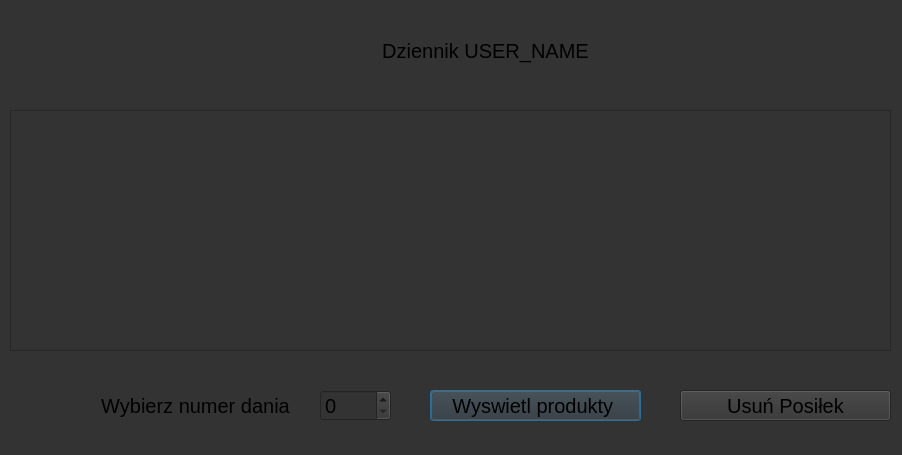
Qt form mojdzienik.ui (Czajsoon/TwojeKalorieApp) before a commit.
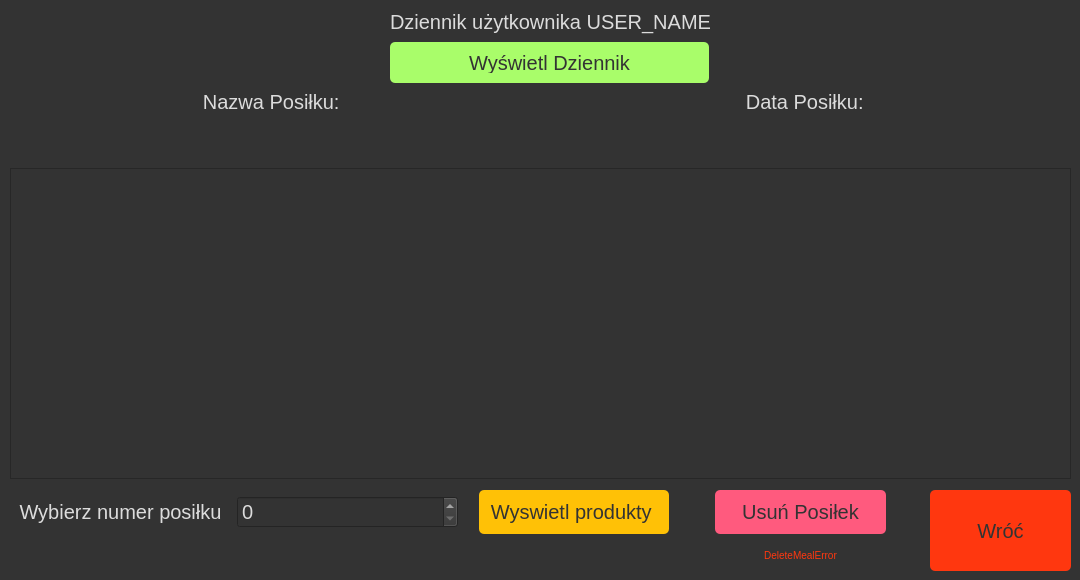
The same form after that commit.

Commit message:
mój dziennik + dodawanie produktów
+dodanie możliwości dodania produktu ze spacją w nazwie
+działający dziennik oraz wykonywanie operacji na nim

Diff of the .ui file:
```diff
--- a/mojdzienik.ui
+++ b/mojdzienik.ui
@@ -6,42 +6,227 @@
    <rect>
     <x>0</x>
     <y>0</y>
-    <width>902</width>
-    <height>455</height>
+    <width>1080</width>
+    <height>580</height>
    </rect>
   </property>
+  <property name="minimumSize">
+   <size>
+    <width>1080</width>
+    <height>580</height>
+   </size>
+  </property>
+  <property name="maximumSize">
+   <size>
+    <width>1080</width>
+    <height>580</height>
+   </size>
+  </property>
   <property name="windowTitle">
    <string>Dialog</string>
   </property>
   <property name="styleSheet">
    <string notr="true">*{
 	background-color: rgb(51, 51, 51);
-font-size:20px;
+	font-size:20px;
+	color: rgb(220, 220, 220);
+}
+
+QPushButton{
+	border-radius:5px;
+	color: rgb(51, 51, 51);
+padding:10px;
+}
+
+QPushButton#GoBack{
+	background-color: rgb(255, 55, 15);
+}
+
+QPushButton#GoBack:hover{
+	
+	background-color: rgb(255, 107, 48);
+}
+
+QPushButton#WyswietDziennik{
+	background-color: rgb(169, 253, 106);
+}
+
+QPushButton#WyswietDziennik:hover{
+	background-color: rgb(174, 253, 145);
+}
+
+
+QPushButton#szowProducts{
+	background-color: rgb(255, 193, 6);
+margin-left:15px;
+margin-right:15px;
+}
+
+QPushButton#szowProducts:hover{
+	background-color: rgb(255, 226, 61);
+}
+
+QPushButton#usunPosilek{
+	background-color: rgb(255, 51, 82);
+margin-left:25px;
+margin-right:25px;
+}
+
+QPushButton#usunPosilek{
+	background-color: rgb(255, 90, 126);
+}
+
+QPushButton#AddMeal{
+	background-color: rgb(169, 253, 106);
+margin-left:90%;
+margin-right:90%;
+}
+
+QPushButton#AddMeal:hover{
+	background-color: rgb(174, 253, 145);
+}
+
+QLabel#DMerror{
+	color: rgb(255, 55, 15);
+	font-size:10px;
+}
+
+QLabel#LPError{
 }</string>
   </property>
+  <widget class="QWidget" name="verticalLayoutWidget">
+   <property name="geometry">
+    <rect>
+     <x>10</x>
+     <y>180</y>
+     <width>1061</width>
+     <height>121</height>
+    </rect>
+   </property>
+   <layout class="QVBoxLayout" name="verticalLayout">
+    <item>
+     <widget class="QLabel" name="LPError">
+      <property name="text">
+       <string>ListaposilkowError</string>
+      </property>
+      <property name="alignment">
+       <set>Qt::AlignCenter</set>
+      </property>
+     </widget>
+    </item>
+    <item>
+     <widget class="QPushButton" name="AddMeal">
+      <property name="cursor">
+       <cursorShape>PointingHandCursor</cursorShape>
+      </property>
+      <property name="text">
+       <string>Dodaj Posiłek</string>
+      </property>
+     </widget>
+    </item>
+   </layout>
+  </widget>
+  <widget class="QWidget" name="gridLayoutWidget_2">
+   <property name="geometry">
+    <rect>
+     <x>10</x>
+     <y>490</y>
+     <width>901</width>
+     <height>81</height>
+    </rect>
+   </property>
+   <layout class="QGridLayout" name="gridLayout_2">
+    <item row="0" column="4">
+     <widget class="QPushButton" name="usunPosilek">
+      <property name="cursor">
+       <cursorShape>PointingHandCursor</cursorShape>
+      </property>
+      <property name="text">
+       <string>Usuń Posiłek</string>
+      </property>
+     </widget>
+    </item>
+    <item row="1" column="4">
+     <widget class="QLabel" name="DMerror">
+      <property name="text">
+       <string>DeleteMealError</string>
+      </property>
+      <property name="alignment">
+       <set>Qt::AlignCenter</set>
+      </property>
+     </widget>
+    </item>
+    <item row="0" column="1">
+     <widget class="QLabel" name="numerDaniaInfo">
+      <property name="text">
+       <string>Wybierz numer posiłku</string>
+      </property>
+      <property name="alignment">
+       <set>Qt::AlignCenter</set>
+      </property>
+     </widget>
+    </item>
+    <item row="0" column="2">
+     <widget class="QSpinBox" name="numerPosilku">
+      <property name="cursor">
+       <cursorShape>PointingHandCursor</cursorShape>
+      </property>
+      <property name="maximum">
+       <number>999999999</number>
+      </property>
+     </widget>
+    </item>
+    <item row="0" column="3">
+     <widget class="QPushButton" name="szowProducts">
+      <property name="cursor">
+       <cursorShape>PointingHandCursor</cursorShape>
+      </property>
+      <property name="text">
+       <string>Wyswietl produkty </string>
+      </property>
+     </widget>
+    </item>
+   </layout>
+  </widget>
   <widget class="QLabel" name="dziennikInfo">
    <property name="geometry">
     <rect>
-     <x>370</x>
-     <y>20</y>
-     <width>231</width>
-     <height>61</height>
+     <x>360</x>
+     <y>10</y>
+     <width>381</width>
+     <height>24</height>
     </rect>
    </property>
    <property name="text">
-    <string>Dziennik USER_NAME</string>
+    <string>Dziennik użytkownika USER_NAME</string>
    </property>
    <property name="alignment">
     <set>Qt::AlignCenter</set>
    </property>
   </widget>
+  <widget class="QPushButton" name="WyswietDziennik">
+   <property name="geometry">
+    <rect>
+     <x>390</x>
+     <y>42</y>
+     <width>319</width>
+     <height>41</height>
+    </rect>
+   </property>
+   <property name="cursor">
+    <cursorShape>PointingHandCursor</cursorShape>
+   </property>
+   <property name="text">
+    <string>Wyświetl Dziennik</string>
+   </property>
+  </widget>
   <widget class="QTableWidget" name="tabela">
    <property name="geometry">
     <rect>
      <x>10</x>
-     <y>110</y>
-     <width>881</width>
-     <height>241</height>
+     <y>168</y>
+     <width>1061</width>
+     <height>311</height>
     </rect>
    </property>
    <property name="styleSheet">
@@ -54,59 +239,52 @@
 </string>
    </property>
   </widget>
-  <widget class="QPushButton" name="szowProducts">
+  <widget class="QWidget" name="horizontalLayoutWidget">
    <property name="geometry">
     <rect>
-     <x>430</x>
-     <y>390</y>
-     <width>211</width>
-     <height>31</height>
+     <x>10</x>
+     <y>90</y>
+     <width>1061</width>
+     <height>71</height>
     </rect>
    </property>
-   <property name="text">
-    <string>Wyswietl produkty </string>
-   </property>
+   <layout class="QHBoxLayout" name="horizontalLayout">
+    <item>
+     <widget class="QLabel" name="NazwaDania">
+      <property name="text">
+       <string>Nazwa Posiłku: </string>
+      </property>
+      <property name="alignment">
+       <set>Qt::AlignHCenter|Qt::AlignTop</set>
+      </property>
+     </widget>
+    </item>
+    <item>
+     <widget class="QLabel" name="DataPosilku">
+      <property name="text">
+       <string>Data Posiłku: </string>
+      </property>
+      <property name="alignment">
+       <set>Qt::AlignHCenter|Qt::AlignTop</set>
+      </property>
+     </widget>
+    </item>
+   </layout>
   </widget>
-  <widget class="QSpinBox" name="numerPosilku">
+  <widget class="QPushButton" name="GoBack">
    <property name="geometry">
     <rect>
-     <x>320</x>
-     <y>390</y>
-     <width>71</width>
-     <height>31</height>
+     <x>930</x>
+     <y>490</y>
+     <width>141</width>
+     <height>81</height>
     </rect>
    </property>
-   <property name="maximum">
-    <number>999999999</number>
+   <property name="cursor">
+    <cursorShape>PointingHandCursor</cursorShape>
    </property>
-  </widget>
-  <widget class="QLabel" name="label">
-   <property name="geometry">
-    <rect>
-     <x>90</x>
-     <y>390</y>
-     <width>211</width>
-     <height>31</height>
-    </rect>
-   </property>
    <property name="text">
-    <string>Wybierz numer dania</string>
-   </property>
-   <property name="alignment">
-    <set>Qt::AlignCenter</set>
-   </property>
-  </widget>
-  <widget class="QPushButton" name="usunPosilek">
-   <property name="geometry">
-    <rect>
-     <x>680</x>
-     <y>390</y>
-     <width>211</width>
-     <height>31</height>
-    </rect>
-   </property>
-   <property name="text">
-    <string>Usuń Posiłek</string>
+    <string>Wróć</string>
    </property>
   </widget>
  </widget>
```
Left out of the diff: 2 changed lines with no effect on the pictures. The commit also changes 50 other files.
